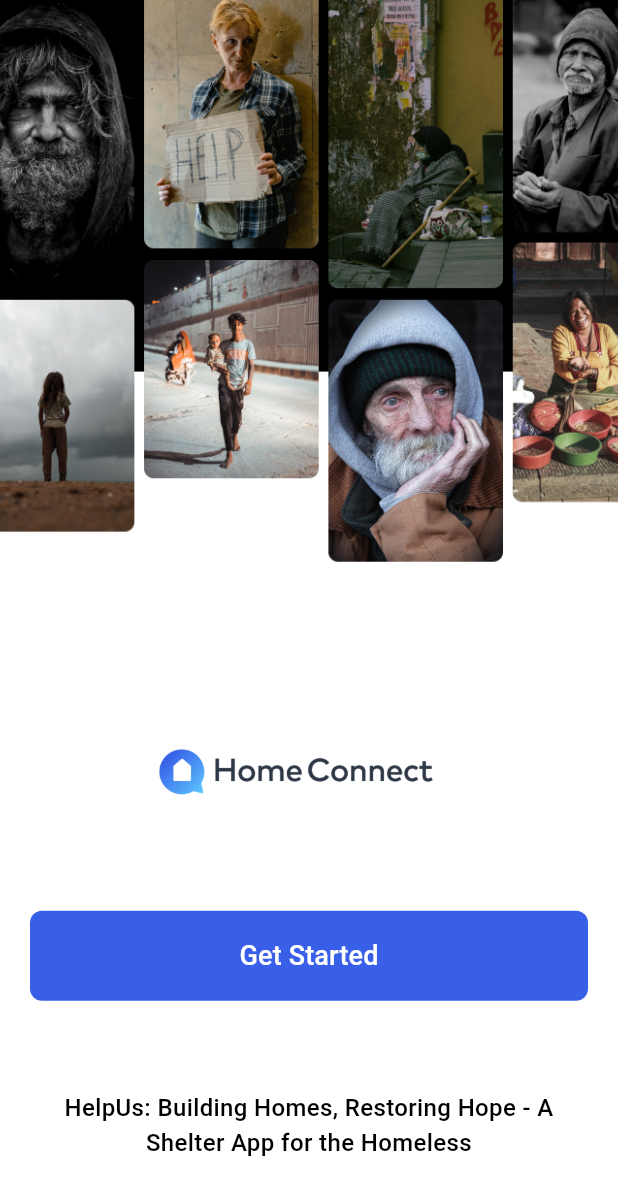
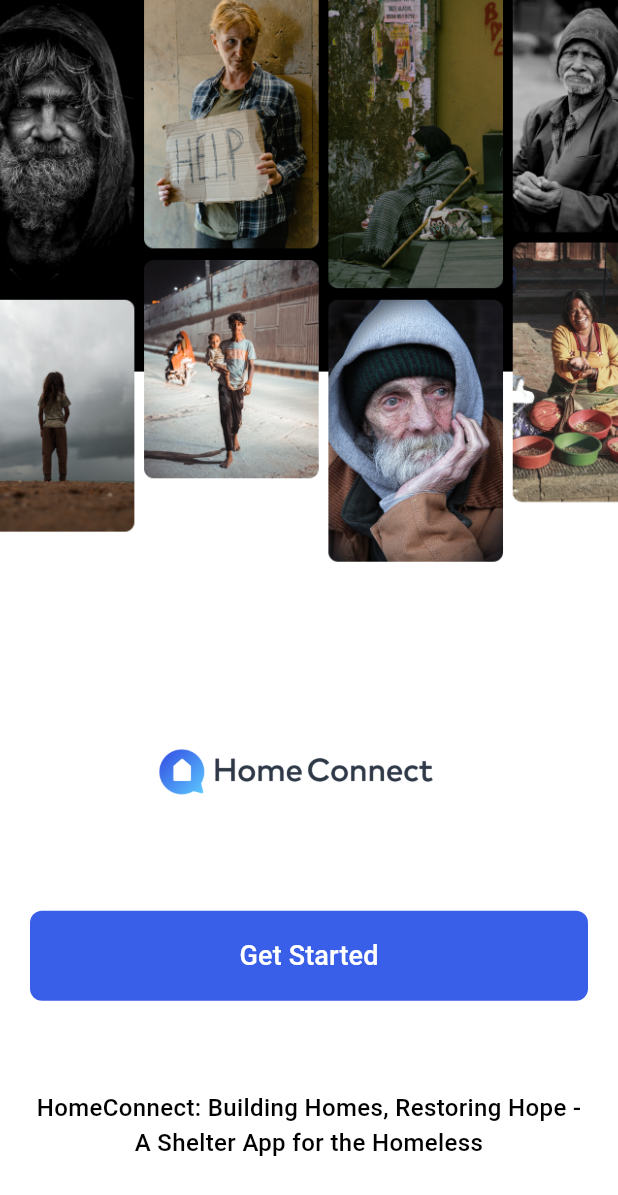
Before and after one commit to pawanbhayde/homeconnect, a Flutter app: the screen it shows after launch, on a phone screen of 412 x 824 dp. Shown: the top 1195 px of the screen. Run offline on Flutter 3.47's test engine with Material 3 defaults, Android fonts, the phone set to English and light mode, and no system bars; our stand-ins replace carousel_slider, glass, google_sign_in, iconsax, image_cropper, image_picker and 1 more; accounts and stored records are empty.

```diff
--- a/lib/model/user.dart
+++ b/lib/model/user.dart
@@ -18,7 +18,7 @@ class UserProfile {
       name: data['name'],
       email: data['email'],
       location: data['location'] ?? '',
-      profilePicture: data['profile_picture'],
+      profilePicture: data['profile_picture'] ?? '',
       userid: data['userid'],
     );
   }
--- a/lib/pages/login_page.dart
+++ b/lib/pages/login_page.dart
@@ -94,7 +94,7 @@ class _LoginPageState extends State<LoginPage> {
             const Padding(
               padding: EdgeInsets.symmetric(vertical: 30, horizontal: 20),
               child: Text(
-                'Helpus: Empowering Hope, Building Homes for the Homeless.',
+                'HomeConnect: Empowering Hope, Building Homes for the Homeless.',
                 textAlign: TextAlign.center,
                 style: TextStyle(
                   fontSize: 16,
--- a/lib/pages/searchshelter.dart
+++ b/lib/pages/searchshelter.dart
@@ -9,6 +9,8 @@ class SearchHomeShelter extends StatelessWidget {
     return Scaffold(
       //appbar
       appBar: AppBar(
+        automaticallyImplyLeading: false,
+        forceMaterialTransparency: true,
         backgroundColor: Colors.white,
         title: const SizedBox(
             width: 150,
--- a/lib/pages/splash_screen.dart
+++ b/lib/pages/splash_screen.dart
@@ -64,7 +64,7 @@ class SplashScreen extends StatelessWidget {
             const Padding(
               padding: EdgeInsets.symmetric(vertical: 30, horizontal: 20),
               child: Text(
-                  'HelpUs: Building Homes, Restoring Hope - A Shelter App for the Homeless',
+                  'HomeConnect: Building Homes, Restoring Hope - A Shelter App for the Homeless',
                   textAlign: TextAlign.center,
                   style: TextStyle(
                     fontSize: 16,
```
Also changed, not shown: lib/auth/authentication.dart (+11 -7 lines), lib/pages/profile_page.dart (+7 -5 lines).
